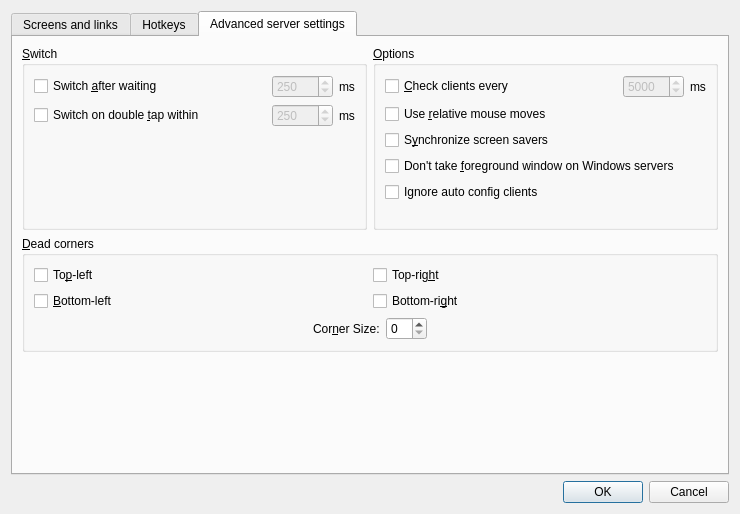
Before: the Qt Designer form src/gui/res/ServerConfigDialogBase.ui in deskflow/deskflow, drawn with Qt 5.
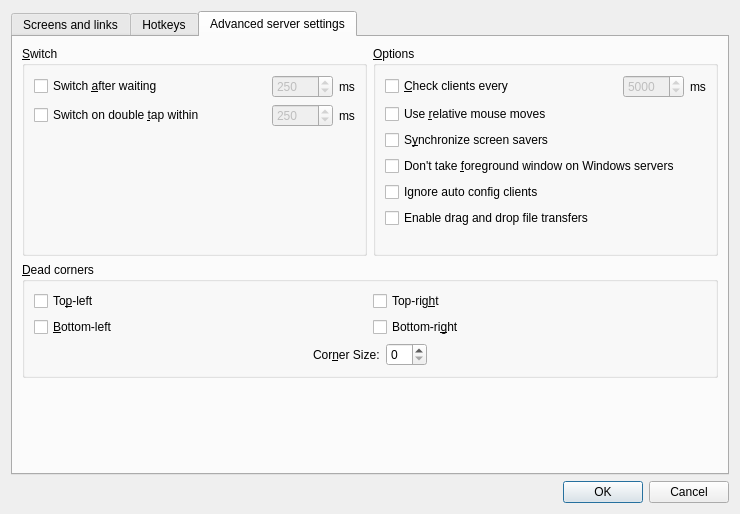
After: the same form once the commit is applied. The open tabs and pages were chosen to show the change. Icons and pictures are not drawn. Custom widgets are drawn as their Qt base class.

Commit message: Drag/drop enabling is configurable in the GUI.

```diff
--- a/src/gui/res/ServerConfigDialogBase.ui
+++ b/src/gui/res/ServerConfigDialogBase.ui
@@ -492,6 +492,13 @@
            </widget>
           </item>
           <item row="5" column="0">
+           <widget class="QCheckBox" name="m_pCheckBoxEnableDragAndDrop">
+            <property name="text">
+             <string>Enable drag and drop file transfers</string>
+            </property>
+           </widget>
+          </item>
+          <item row="6" column="0">
            <spacer>
             <property name="orientation">
              <enum>Qt::Vertical</enum>
```
Left out of the diff: 14 changed lines with no effect on the pictures. The commit also changes 4 other files.
